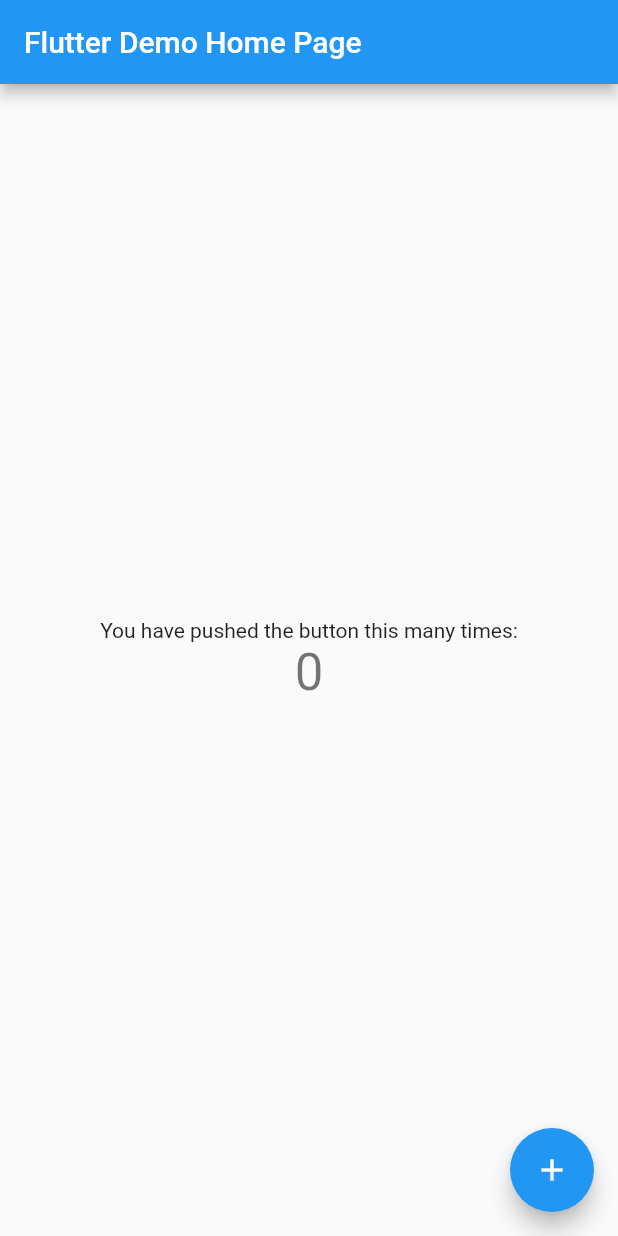
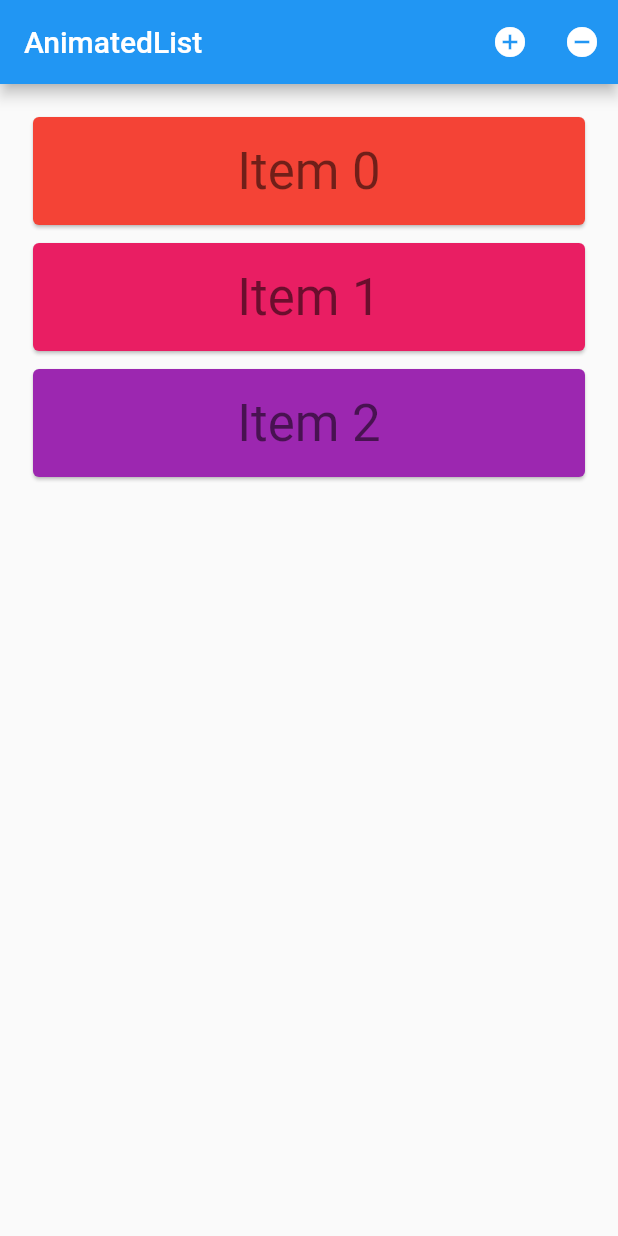
Before and after one commit to roiskhoiron/flutter_app_list_view, a Flutter app: the screen it shows after launch, on a phone screen of 412 x 824 dp. Run offline on Flutter 3.47's test engine with Material 2 defaults, Android fonts, the phone set to English and light mode, and no system bars.

Commit message:
listview with animatedlist

```diff
--- a/lib/main.dart
+++ b/lib/main.dart
@@ -1,113 +1,201 @@
+import 'package:flutter/foundation.dart';
 import 'package:flutter/material.dart';
-
 void main() {
-  runApp(MyApp());
+  runApp(AnimatedListSample());
 }
 
-class MyApp extends StatelessWidget {
-  // This widget is the root of your application.
+class AnimatedListSample extends StatefulWidget {
+  @override
+  _AnimatedListSampleState createState() => _AnimatedListSampleState();
+}
+
+class _AnimatedListSampleState extends State<AnimatedListSample> {
+  final GlobalKey<AnimatedListState> _listKey = GlobalKey<AnimatedListState>();
+  ListModel<int> _list;
+  int _selectedItem;
+  int _nextItem;
+  List<int> _initialItems = [0,1,2];
+  // The next item inserted when the user presses the '+' button.
+
+
+  @override
+  void initState() {
+    super.initState();
+    _list = ListModel<int>(
+      listKey: _listKey,
+      initialItems: _initialItems,
+      removedItemBuilder: _buildRemovedItem,
+    );
+    _nextItem = 3;
+  }
+
+  // Used to build list items that haven't been removed.
+  Widget _buildItem(
+      BuildContext context, int index, Animation<double> animation) {
+    return GestureDetector(
+      child: CardItem(
+        animation: animation,
+        item: _list[index],
+        selected: _selectedItem == _list[index],
+      ),
+      onTap: () => setState(() {
+        _selectedItem = _selectedItem == _list[index] ? null : _list[index];
+      }),
+      onDoubleTap: () => setState(() {
+        _selectedItem = _selectedItem == _list[index] ? null : _list[index];
+        _remove();
+      }),
+    );
+  }
+
+  // Used to build an item after it has been removed from the list. This
+  // method is needed because a removed item remains visible until its
+  // animation has completed (even though it's gone as far this ListModel is
+  // concerned). The widget will be used by the
+  // [AnimatedListState.removeItem] method's
+  // [AnimatedListRemovedItemBuilder] parameter.
+  Widget _buildRemovedItem(
+      int item, BuildContext context, Animation<double> animation) {
+    return CardItem(
+      animation: animation,
+      item: item,
+      selected: false,
+      // No gesture detector here: we don't want removed items to be interactive.
+    );
+  }
+
+  // Insert the "next item" into the list model.
+  void _insert() {
+    final int index =
+        _selectedItem == null ? _list.length : _list.indexOf(_selectedItem);
+    _list.insert(index, _nextItem++);
+  }
+
+  // Remove the selected item from the list model.
+  void _remove() {
+    if (_selectedItem != null) {
+      _list.removeAt(_list.indexOf(_selectedItem));
+      setState(() {
+        _selectedItem = null;
+      });
+    }
+  }
+
   @override
   Widget build(BuildContext context) {
     return MaterialApp(
-      title: 'Flutter Demo',
-      theme: ThemeData(
-        // This is the theme of your application.
-        //
-        // Try running your application with "flutter run". You'll see the
-        // application has a blue toolbar. Then, without quitting the app, try
-        // changing the primarySwatch below to Colors.green and then invoke
-        // "hot reload" (press "r" in the console where you ran "flutter run",
-        // or simply save your changes to "hot reload" in a Flutter IDE).
-        // Notice that the counter didn't reset back to zero; the application
-        // is not restarted.
-        primarySwatch: Colors.blue,
+      home: Scaffold(
+        appBar: AppBar(
+          title: const Text('AnimatedList'),
+          actions: <Widget>[
+            IconButton(
+              icon: const Icon(Icons.add_circle),
+              onPressed: _insert,
+              tooltip: 'insert a new item',
+            ),
+            IconButton(
+              icon: const Icon(Icons.remove_circle),
+              onPressed: _remove,
+              tooltip: 'remove the selected item',
+            ),
+          ],
+        ),
+        body: Padding(
+          padding: const EdgeInsets.all(16.0),
+          child: AnimatedList(
+            key: _listKey,
+            initialItemCount: _list.length,
+            itemBuilder: _buildItem,
+          ),
+        ),
       ),
-      home: MyHomePage(title: 'Flutter Demo Home Page'),
     );
   }
 }
 
-class MyHomePage extends StatefulWidget {
-  MyHomePage({Key key, this.title}) : super(key: key);
+class ListModel<E> {
+  ListModel({
+    this.listKey,
+    this.removedItemBuilder,
+    Iterable<E> initialItems,
+  }) : _items = List<E>.from(initialItems ?? <E>[]);
 
-  // This widget is the home page of your application. It is stateful, meaning
-  // that it has a State object (defined below) that contains fields that affect
-  // how it looks.
+  final GlobalKey<AnimatedListState> listKey;
+  final dynamic removedItemBuilder;
+  final List<E> _items;
 
-  // This class is the configuration for the state. It holds the values (in this
-  // case the title) provided by the parent (in this case the App widget) and
-  // used by the build method of the State. Fields in a Widget subclass are
-  // always marked "final".
+  AnimatedListState get _animatedList => listKey.currentState;
 
-  final String title;
+  void insert(int index, E item) {
+    _items.insert(index, item);
+    _animatedList.insertItem(index);
+  }
 
-  @override
-  _MyHomePageState createState() => _MyHomePageState();
+  E removeAt(int index) {
+    final E removedItem = _items.removeAt(index);
+    if (removedItem != null) {
+      _animatedList.removeItem(
+        index,
+        (BuildContext context, Animation<double> animation) {
+          return removedItemBuilder(removedItem, context, animation);
+        },
+      );
+    }
+    return removedItem;
+  }
+
+  int get length => _items.length;
+
+  E operator [](int index) => _items[index];
+
+  int indexOf(E item) => _items.indexOf(item);
 }
 
-class _MyHomePageState extends State<MyHomePage> {
-  int _counter = 0;
+/// Displays its integer item as 'item N' on a Card whose color is based on
+/// the item's value.
+///
+/// The text is displayed in bright green if [selected] is
+/// true. This widget's height is based on the [animation] parameter, it
+/// varies from 0 to 128 as the animation varies from 0.0 to 1.0.
+class CardItem extends StatelessWidget {
+  const CardItem({
+    Key key,
+    this.onTap,
+    this.selected = false,
+    this.animation,
+    this.item,
+  })  : assert(item >= 0),
+        super(key: key);
 
-  void _incrementCounter() {
-    setState(() {
-      // This call to setState tells the Flutter framework that something has
-      // changed in this State, which causes it to rerun the build method below
-      // so that the display can reflect the updated values. If we changed
-      // _counter without calling setState(), then the build method would not be
-      // called again, and so nothing would appear to happen.
-      _counter++;
-    });
-  }
+  final Animation<double> animation;
+  final VoidCallback onTap;
+  final int item;
+  final bool selected;
 
   @override
   Widget build(BuildContext context) {
-    // This method is rerun every time setState is called, for instance as done
-    // by the _incrementCounter method above.
-    //
-    // The Flutter framework has been optimized to make rerunning build methods
-    // fast, so that you can just rebuild anything that needs updating rather
-    // than having to individually change instances of widgets.
-    return Scaffold(
-      appBar: AppBar(
-        // Here we take the value from the MyHomePage object that was created by
-        // the App.build method, and use it to set our appbar title.
-        title: Text(widget.title),
-      ),
-      body: Center(
-        // Center is a layout widget. It takes a single child and positions it
-        // in the middle of the parent.
-        child: Column(
-          // Column is also a layout widget. It takes a list of children and
-          // arranges them vertically. By default, it sizes itself to fit its
-          // children horizontally, and tries to be as tall as its parent.
-          //
-          // Invoke "debug painting" (press "p" in the console, choose the
-          // "Toggle Debug Paint" action from the Flutter Inspector in Android
-          // Studio, or the "Toggle Debug Paint" command in Visual Studio Code)
-          // to see the wireframe for each widget.
-          //
-          // Column has various properties to control how it sizes itself and
-          // how it positions its children. Here we use mainAxisAlignment to
-          // center the children vertically; the main axis here is the vertical
-          // axis because Columns are vertical (the cross axis would be
-          // horizontal).
-          mainAxisAlignment: MainAxisAlignment.center,
-          children: <Widget>[
-            Text(
-              'You have pushed the button this many times:',
+    TextStyle textStyle = Theme.of(context).textTheme.headline4;
+    if (selected)
+      textStyle = textStyle.copyWith(color: Colors.lightGreenAccent[400]);
+    return Padding(
+      padding: const EdgeInsets.all(2.0),
+      child: SizeTransition(
+        axis: Axis.vertical,
+        sizeFactor: animation,
+        child: GestureDetector(
+          behavior: HitTestBehavior.opaque,
+          onTap: onTap,
+          child: SizedBox(
+            height: 80.0,
+            child: Card(
+              color: Colors.primaries[item % Colors.primaries.length],
+              child: Center(
+                child: Text('Item $item', style: textStyle),
+              ),
             ),
-            Text(
-              '$_counter',
-              style: Theme.of(context).textTheme.headline4,
-            ),
-          ],
+          ),
         ),
       ),
-      floatingActionButton: FloatingActionButton(
-        onPressed: _incrementCounter,
-        tooltip: 'Increment',
-        child: Icon(Icons.add),
-      ), // This trailing comma makes auto-formatting nicer for build methods.
     );
   }
 }
```
